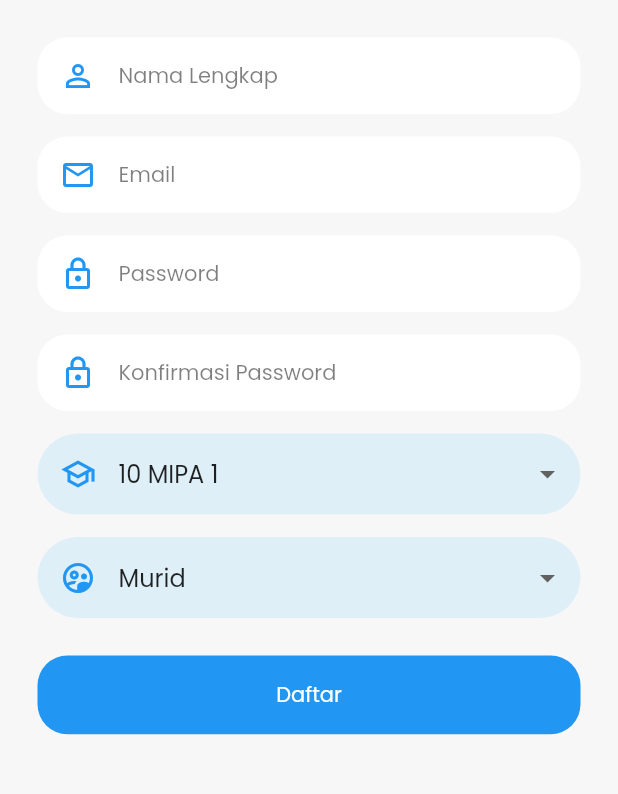
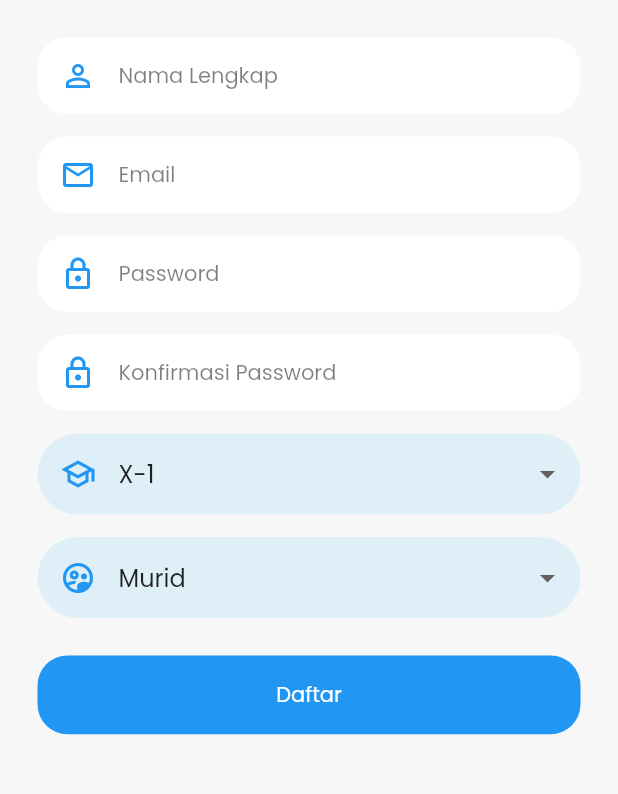
Before and after one commit to alfianmrf/aksaranesia, a Flutter app: the Register screen opened directly, on a phone screen of 412 x 824 dp, the part 213-1007 px from its top. Run offline on Flutter 3.47's test engine with Material 2 defaults, Android fonts, the light colour scheme and no system bars; our stand-ins replace bubble_tab_indicator, cloud_firestore, firebase_auth, firebase_core, firebase_storage, flutter_slidable and 4 more; missing offline and left inert: advance_pdf_viewer; accounts and stored records are empty.

Commit message:
assignment no 4

```diff
--- a/lib/page/register.dart
+++ b/lib/page/register.dart
@@ -15,55 +15,39 @@ class RegisterState extends State<Register> {
   final passwordController = TextEditingController();
   final nameController = TextEditingController();
   final confirmationController = TextEditingController();
-  String currentSelectedValue = "10MIPA1";
+  String currentSelectedValue = "X-1";
   String tipeUser = '0';
   String errorText = "";
   bool isLoading = false;
 
   final List<Map<String, dynamic>> _items = [
     {
-      'value': '10MIPA1',
-      'label': '10 MIPA 1',
+      'value': 'X-1',
+      'label': 'X-1',
     },
     {
-      'value': '10MIPA2',
-      'label': '10 MIPA 2',
+      'value': 'X-2',
+      'label': 'X-2',
     },
     {
-      'value': '10MIPA3',
-      'label': '10 MIPA 3',
+      'value': 'X-3',
+      'label': 'X-3',
     },
     {
-      'value': '10MIPA4',
-      'label': '10 MIPA 4',
+      'value': 'X-4',
+      'label': 'X-4',
     },
     {
-      'value': '10MIPA5',
-      'label': '10 MIPA 5',
+      'value': 'X-5',
+      'label': 'X-5',
     },
     {
-      'value': '10MIPA6',
-      'label': '10 MIPA 6',
+      'value': 'X-6',
+      'label': 'X-6',
     },
     {
-      'value': '10MIPA7',
-      'label': '10 MIPA 7',
-    },
-    {
-      'value': '10IPS1',
-      'label': '10 IPS 1',
-    },
-    {
-      'value': '10IPS2',
-      'label': '10 IPS 2',
-    },
-    {
-      'value': '10IPS3',
-      'label': '10 IPS 3',
-    },
-    {
-      'value': '10IBB',
-      'label': '10 IBB',
+      'value': 'X-7',
+      'label': 'X-7',
     },
   ];
 
```
Also changed, not shown: pubspec.lock, 1 other file.
